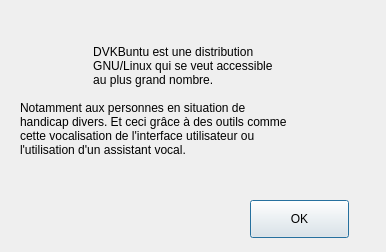
Above: dialog2.ui from Paullux/dvkbuntu-VocalFly-GUI before the change. Below: the same form after it.
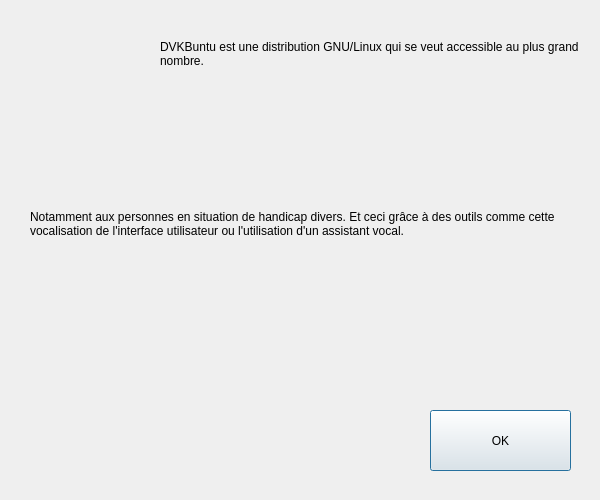
That is the form after the change. Icons and pictures are not drawn.

The edit to the form file:
```diff
--- a/dialog2.ui
+++ b/dialog2.ui
@@ -6,10 +6,22 @@
    <rect>
     <x>0</x>
     <y>0</y>
-    <width>386</width>
-    <height>252</height>
+    <width>600</width>
+    <height>500</height>
    </rect>
   </property>
+  <property name="minimumSize">
+   <size>
+    <width>600</width>
+    <height>500</height>
+   </size>
+  </property>
+  <property name="maximumSize">
+   <size>
+    <width>600</width>
+    <height>500</height>
+   </size>
+  </property>
   <property name="windowTitle">
    <string>À propos de DVKBuntu</string>
   </property>
@@ -23,30 +35,32 @@
   <widget class="QLabel" name="label">
    <property name="geometry">
     <rect>
-     <x>20</x>
-     <y>20</y>
-     <width>351</width>
-     <height>161</height>
+     <x>160</x>
+     <y>40</y>
+     <width>431</width>
+     <height>151</height>
     </rect>
    </property>
    <property name="text">
-    <string>                      DVKBuntu est une distribution
-                      GNU/Linux qui se veut accessible
-                      au plus grand nombre.
-
-Notamment aux personnes en situation de
-handicap divers. Et ceci grâce à des outils comme
-cette vocalisation de l'interface utilisateur ou
-l'utilisation d'un assistant vocal.</string>
+    <string>DVKBuntu est une distribution GNU/Linux qui se veut accessible au plus grand nombre.</string>
+   </property>
+   <property name="scaledContents">
+    <bool>true</bool>
+   </property>
+   <property name="alignment">
+    <set>Qt::AlignLeading|Qt::AlignLeft|Qt::AlignTop</set>
+   </property>
+   <property name="wordWrap">
+    <bool>true</bool>
    </property>
   </widget>
   <widget class="QPushButton" name="pushButton">
    <property name="geometry">
     <rect>
-     <x>250</x>
-     <y>200</y>
-     <width>99</width>
-     <height>38</height>
+     <x>430</x>
+     <y>410</y>
+     <width>141</width>
+     <height>61</height>
     </rect>
    </property>
    <property name="text">
@@ -56,10 +70,10 @@
   <widget class="QLabel" name="label_2">
    <property name="geometry">
     <rect>
-     <x>30</x>
-     <y>20</y>
-     <width>67</width>
-     <height>71</height>
+     <x>10</x>
+     <y>30</y>
+     <width>131</width>
+     <height>121</height>
     </rect>
    </property>
    <property name="text">
@@ -72,6 +86,28 @@
     <bool>true</bool>
    </property>
   </widget>
+  <widget class="QLabel" name="label_3">
+   <property name="geometry">
+    <rect>
+     <x>30</x>
+     <y>210</y>
+     <width>541</width>
+     <height>191</height>
+    </rect>
+   </property>
+   <property name="text">
+    <string>Notamment aux personnes en situation de handicap divers. Et ceci grâce à des outils comme cette vocalisation de l'interface utilisateur ou l'utilisation d'un assistant vocal.</string>
+   </property>
+   <property name="scaledContents">
+    <bool>true</bool>
+   </property>
+   <property name="alignment">
+    <set>Qt::AlignLeading|Qt::AlignLeft|Qt::AlignTop</set>
+   </property>
+   <property name="wordWrap">
+    <bool>true</bool>
+   </property>
+  </widget>
  </widget>
  <resources>
   <include location="image.qrc"/>
```
